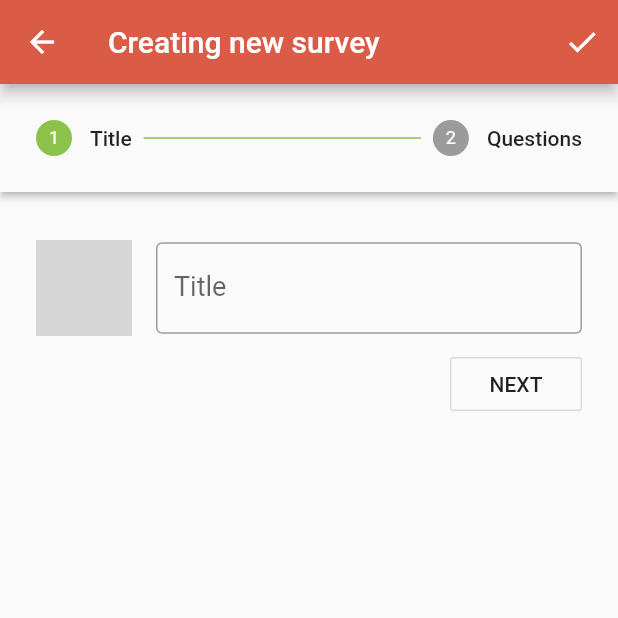
After one commit to caiopo/sage, a Flutter app: the SurveyCreateScreen screen opened directly, on a phone screen of 412 x 824 dp, the top half of it. The commit adds this screen. Run offline on Flutter 3.47's test engine with Material 2 defaults, Android fonts, the phone set to English and light mode, and no system bars; our stand-ins replace firebase_auth, flutter_hooks, flutter_svg, font_awesome_flutter, google_sign_in, shared_preferences; missing offline and left inert: flutter_auth_buttons, jdenticon_dart; accounts and stored records are empty; generated files the repository leaves out were written again; grey boxes are pictures that could not be loaded.

Commit message:
app: Add Stepper to SurveyCreateScreen

```diff
--- a/app/lib/main.dart
+++ b/app/lib/main.dart
@@ -21,7 +21,7 @@ class App extends HookWidget {
       title: 'Gaia',
       debugShowCheckedModeBanner: false,
       theme: ThemeData(
-//        primarySwatch: Colors.deepOrange,
+        primarySwatch: Colors.lightGreen,
 //        primaryColor: _primaryColor,
 //        accentColor: _accentColor,
         primaryColor: _primaryColor,
--- /dev/null
+++ b/app/lib/screens/survey_create/survey_stepper.dart
@@ -0,0 +1,123 @@
+import 'package:flutter/material.dart';
+import 'package:flutter/src/widgets/framework.dart';
+import 'package:flutter_hooks/flutter_hooks.dart';
+import 'package:gaia/components/presentational/identicon.dart';
+import 'package:gaia/models/models.dart';
+import 'package:gaia/screens/survey_create/question_list.dart';
+import 'package:gaia/utils/math.dart';
+
+class SurveyStepper extends HookWidget {
+  final ValueNotifier<String> title;
+
+  SurveyStepper({Key key, this.title}) : super(key: key);
+
+  @override
+  Widget build(BuildContext context) {
+    final currentStep = useState(0);
+
+    final steps = buildSteps(currentStep.value);
+
+    return Stepper(
+      type: StepperType.horizontal,
+      steps: steps,
+      currentStep: currentStep.value,
+      controlsBuilder: (context, {onStepContinue, onStepCancel}) {
+        return buildControls(
+          context,
+          currentStep.value,
+          onStepContinue,
+          onStepCancel,
+        );
+      },
+      onStepContinue: () {
+        currentStep.value = clamp(currentStep.value + 1, 0, steps.length - 1);
+      },
+      onStepCancel: () {
+        currentStep.value = clamp(currentStep.value - 1, 0, steps.length - 1);
+      },
+      onStepTapped: (step) {
+        currentStep.value = step;
+      },
+    );
+  }
+
+  List<Step> buildSteps(int currentStep) {
+    return [
+      Step(
+        title: Text('Title'),
+        content: SingleChildScrollView(
+          child: IdenticonTextField(
+            title: title,
+          ),
+        ),
+        isActive: currentStep == 0,
+      ),
+      Step(
+        title: Text('Questions'),
+        content: QuestionList(
+          questions: List.generate(
+            1,
+            (i) => SurveyQuestion(
+                  title: 'Aaaaaaaaaaa $i',
+                ),
+          ),
+        ),
+        isActive: currentStep == 1,
+      )
+    ];
+  }
+
+  Widget buildControls(BuildContext context, int currentStep,
+      VoidCallback onStepContinue, VoidCallback onStepCancel) {
+    if (currentStep == 0) {
+      return Row(
+        mainAxisAlignment: MainAxisAlignment.end,
+        children: <Widget>[
+          OutlineButton(
+            child: Text('NEXT'),
+            onPressed: onStepContinue,
+          )
+        ],
+      );
+    }
+
+    return Container();
+  }
+}
+
+class IdenticonTextField extends HookWidget {
+  final ValueNotifier<String> title;
+
+  IdenticonTextField({Key key, this.title}) : super(key: key);
+
+  @override
+  Widget build(BuildContext context) {
+    return Padding(
+      padding: const EdgeInsets.symmetric(vertical: 8),
+      child: Row(
+        mainAxisSize: MainAxisSize.min,
+        crossAxisAlignment: CrossAxisAlignment.center,
+        children: <Widget>[
+          Identicon(
+            title.value,
+            size: 64,
+          ),
+          SizedBox(width: 16),
+          Expanded(
+            child: TextField(
+              decoration: InputDecoration(
+                border: OutlineInputBorder(),
+                hintText: "Pesquisa de Opinião",
+                labelText: "Title",
+              ),
+              style: Theme.of(context).textTheme.subhead.copyWith(fontSize: 18),
+              onChanged: (value) {
+                title.value = value;
+              },
+            ),
+          ),
+        ],
+      ),
+    );
+  }
+}
--- a/app/lib/screens/sync/sync_screen.dart
+++ b/app/lib/screens/sync/sync_screen.dart
@@ -38,7 +38,7 @@ class RotatingCat extends HookWidget {
     }, []);
 
     return Transform.rotate(
-      angle: left.value ? -pi / 32 : pi / 32,
+      angle: left.value ? -pi / 16 : pi / 16,
       child: Image.asset('assets/images/ginger-cat/uploading.png'),
     );
   }
```
Also changed, not shown: app/lib/components/presentational/ghost.dart (added, +26 -0 lines), app/lib/screens/survey_create/survey_create_screen.dart (+14 -44 lines), app/lib/utils/math.dart (added, +11 -0 lines).
